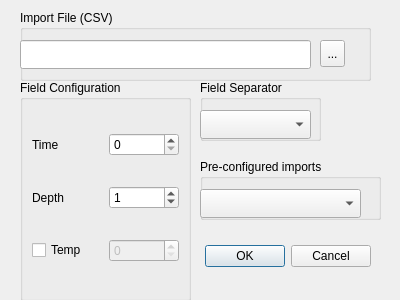
Before: the Qt Designer form qt-ui/csvimportdialog.ui in subsurface/subsurface, drawn with Qt 5.
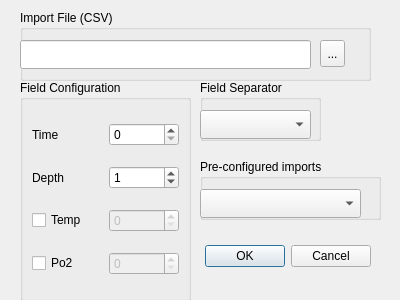
After: the same form once the commit is applied.

Patch:
```diff
--- a/qt-ui/csvimportdialog.ui
+++ b/qt-ui/csvimportdialog.ui
@@ -149,6 +149,23 @@
       </property>
      </widget>
     </item>
+    <item row="3" column="1">
+     <widget class="QSpinBox" name="CSVpo2">
+      <property name="enabled">
+       <bool>false</bool>
+      </property>
+      <property name="value">
+       <number>0</number>
+      </property>
+     </widget>
+    </item>
+    <item row="3" column="0">
+     <widget class="QCheckBox" name="po2CheckBox">
+      <property name="text">
+       <string>Po2</string>
+      </property>
+     </widget>
+    </item>
    </layout>
    <zorder>label</zorder>
    <zorder>label_2</zorder>
```
Left out of the diff: 8 changed lines with no effect on the pictures.
